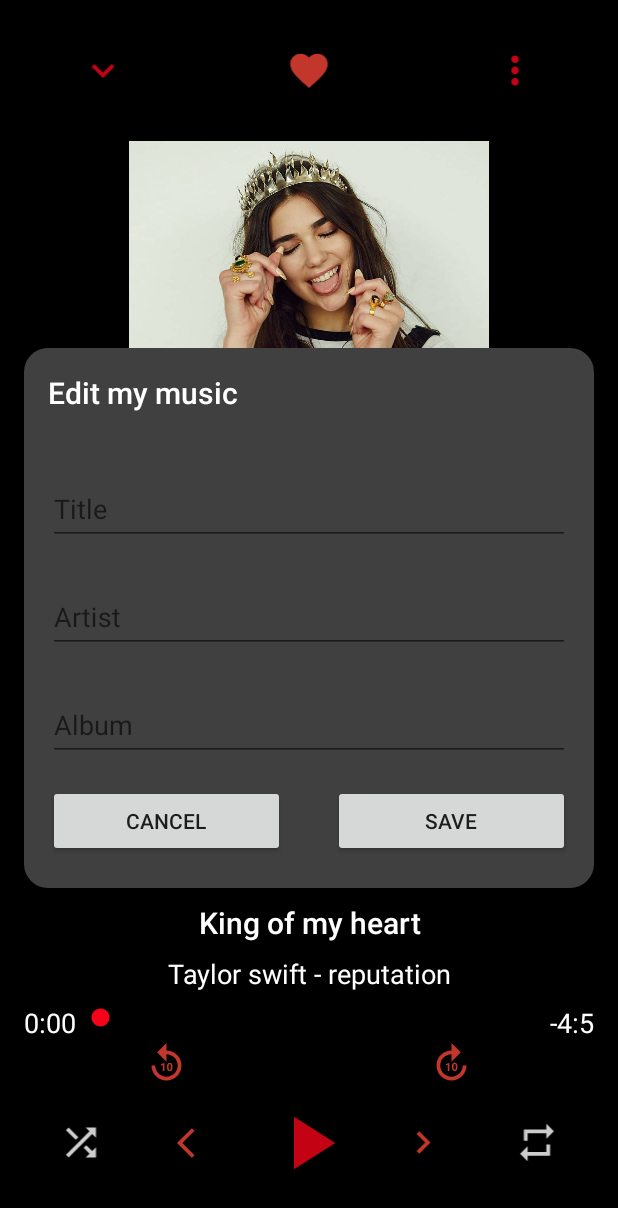
After one commit to Ahmed23Adel/MyMusic, an Android app: the fragment Edit_song placed in its activity, on a phone screen of 412 x 824 dp. The commit adds this screen. Shown: the top 1208 px of the screen. Run offline under Robolectric (Android 15) with nearby library versions, the phone set to English and light mode, and no system bars; our stand-ins replace RxJava; libraries missing offline, so code that uses them is left out: jp.wasabeef.glide; 11 statements that could not run were skipped.

Commit message:
Adding edit my song; for editing the title, album and artist

```diff
--- a/app/build.gradle
+++ b/app/build.gradle
@@ -82,8 +82,11 @@ dependencies {
     //sidebar scroll alphabetically
     implementation 'com.turingtechnologies.materialscrollbar:lib:3.+'
 
-    //Lombok
+    //Lombok for getter and setter injection
     compileOnly "org.projectlombok:lombok:1.18.12"
+
+    //for edit text
+    implementation 'com.google.android.material:material:1.1.0'
 
 
 }
--- /dev/null
+++ b/app/src/main/java/com/example/mymusic_final/Fragments/Edit_song.java
@@ -0,0 +1,113 @@
+package com.example.mymusic_final.Fragments;
+
+import android.content.ContentValues;
+import android.os.Bundle;
+
+import androidx.fragment.app.Fragment;
+
+import android.provider.MediaStore;
+import android.view.LayoutInflater;
+import android.view.View;
+import android.view.ViewGroup;
+import android.widget.Button;
+import android.widget.TextView;
+
+import com.example.mymusic_final.Pojo.Music_item;
+import com.example.mymusic_final.R;
+import com.example.mymusic_final.util.Stored_music;
+
+/**
+ * A simple {@link Fragment} subclass.
+ * Use the {@link Edit_song#newInstance} factory method to
+ * create an instance of this fragment.
+ */
+public class Edit_song extends Fragment {
+
+    // TODO: Rename parameter arguments, choose names that match
+    // the fragment initialization parameters, e.g. ARG_ITEM_NUMBER
+    private static final String ARG_PARAM1 = "param1";
+    private static final String ARG_PARAM2 = "param2";
+    private Music_item musicItem;
+    private OnCancel onCancel;
+
+    // TODO: Rename and change types of parameters
+    private String mParam1;
+    private String mParam2;
+
+    public Edit_song() {
+        // Required empty public constructor
+    }
+    public void setMusicItem(Music_item musicItem){
+        this.musicItem=musicItem;
+    }
+    /**
+     * Use this factory method to create a new instance of
+     * this fragment using the provided parameters.
+     *
+     * @param param1 Parameter 1.
+     * @param param2 Parameter 2.
+     * @return A new instance of fragment Edit_song.
+     */
+    // TODO: Rename and change types and number of parameters
+    public static Edit_song newInstance(String param1, String param2) {
+        Edit_song fragment = new Edit_song();
+        Bundle args = new Bundle();
+        args.putString(ARG_PARAM1, param1);
+        args.putString(ARG_PARAM2, param2);
+        fragment.setArguments(args);
+        return fragment;
+    }
+
+    @Override
+    public void onCreate(Bundle savedInstanceState) {
+        super.onCreate(savedInstanceState);
+        if (getArguments() != null) {
+            mParam1 = getArguments().getString(ARG_PARAM1);
+            mParam2 = getArguments().getString(ARG_PARAM2);
+        }
+    }
+
+    @Override
+    public View onCreateView(LayoutInflater inflater, ViewGroup container,
+                             Bundle savedInstanceState) {
+        // Inflate the layout for this fragment
+        View root=inflater.inflate(R.layout.fragment_edit_song, container, false);
+        TextView title=root.findViewById(R.id.title_editor);
+        TextView artist=root.findViewById(R.id.artist_editor);
+        TextView album=root.findViewById(R.id.album_editor);
+        Button save=root.findViewById(R.id.saveEdit);
+        Button cancel=root.findViewById(R.id.cancelEdit);
+
+        title.setText(musicItem.getMusic_title());
+        artist.setText(musicItem.getArtist());
+        album.setText(musicItem.getAlbumName());
+
+        save.setOnClickListener(new View.OnClickListener() {
+            @Override
+            public void onClick(View v) {
+                ContentValues content = new ContentValues();
+                content.put(MediaStore.Audio.Media.TITLE,title.getText().toString());
+                content.put(MediaStore.Audio.Media.ARTIST,artist.getText().toString());
+                content.put(MediaStore.Audio.Media.ALBUM,album.getText().toString());
+                Stored_music.updateAtId(getContext(),musicItem.get_ID(),content);
+            }
+        });
+
+        cancel.setOnClickListener(new View.OnClickListener() {
+            @Override
+            public void onClick(View v) {
+                onCancel.onCancelClicked();
+            }
+        });
+
+        return root;
+    }
+
+    public interface OnCancel{
+        void onCancelClicked();
+    }
+
+    public void setOnCancel(OnCancel onCancel) {
+        this.onCancel = onCancel;
+    }
+}
--- /dev/null
+++ b/app/src/main/res/drawable/rounded_gray.xml
@@ -0,0 +1,5 @@
+<?xml version="1.0" encoding="utf-8"?>
+<shape xmlns:android="http://schemas.android.com/apk/res/android">
+<solid android:color="@color/grey"/>
+<corners android:radius="16dp"/>
+</shape>
--- /dev/null
+++ b/app/src/main/res/drawable/rounded_white.xml
@@ -0,0 +1,5 @@
+<?xml version="1.0" encoding="utf-8"?>
+<shape xmlns:android="http://schemas.android.com/apk/res/android">
+    <solid android:color="#fff"/>
+    <corners android:radius="16dp"/>
+</shape>
--- a/app/src/main/res/layout/activity_music_details.xml
+++ b/app/src/main/res/layout/activity_music_details.xml
@@ -34,10 +34,11 @@
         android:visibility="gone"
         />
     <FrameLayout
-        android:layout_width="360dp"
+        android:layout_width="match_parent"
         android:layout_height="360dp"
         android:layout_gravity="center"
         android:id="@+id/detailsArea"
+        android:layout_margin="16dp"
         />
 
 
--- a/app/src/main/res/layout/content_music_details.xml
+++ b/app/src/main/res/layout/content_music_details.xml
@@ -114,7 +114,7 @@
         <TextView
             android:id="@+id/editor"
             style="@style/More_options"
-            android:text="@string/editor" />
+            android:text="@string/edit_my_music" />
 
         <TextView
             android:id="@+id/details"
--- a/app/src/main/res/layout/fragment_details_of_song.xml
+++ b/app/src/main/res/layout/fragment_details_of_song.xml
@@ -3,7 +3,7 @@
     xmlns:tools="http://schemas.android.com/tools"
     android:layout_width="match_parent"
     android:layout_height="match_parent"
-    android:background="@color/grey"
+    android:background="@drawable/rounded_gray"
     tools:context=".Fragments.Details_of_song">
 
     <androidx.core.widget.NestedScrollView
--- /dev/null
+++ b/app/src/main/res/layout/fragment_edit_song.xml
@@ -0,0 +1,78 @@
+<?xml version="1.0" encoding="utf-8"?>
+<FrameLayout xmlns:android="http://schemas.android.com/apk/res/android"
+    xmlns:tools="http://schemas.android.com/tools"
+    android:layout_width="match_parent"
+    android:layout_height="match_parent"
+    android:background="@drawable/rounded_gray"
+    tools:context=".Fragments.Edit_song">
+
+
+    <androidx.core.widget.NestedScrollView
+        android:layout_width="match_parent"
+        android:layout_height="match_parent">
+    <LinearLayout
+        android:layout_width="match_parent"
+        android:layout_height="match_parent"
+        android:orientation="vertical">
+
+        <TextView
+            android:layout_width="match_parent"
+            android:layout_height="wrap_content"
+            android:layout_margin="16dp"
+            android:text="@string/edit_my_music"
+            android:textAppearance="@style/TextAppearance.AppCompat.Title"
+            android:textColor="#fff" />
+
+        <com.google.android.material.textfield.TextInputLayout style="@style/editor_textInput">
+
+            <com.google.android.material.textfield.TextInputEditText
+                android:id="@+id/title_editor"
+                style="@style/editor_editText"
+                android:hint="@string/title" />
+        </com.google.android.material.textfield.TextInputLayout>
+
+
+        <com.google.android.material.textfield.TextInputLayout style="@style/editor_textInput">
+
+            <com.google.android.material.textfield.TextInputEditText
+                android:id="@+id/artist_editor"
+                style="@style/editor_editText"
+                android:hint="@string/artist" />
+        </com.google.android.material.textfield.TextInputLayout>
+
+        <com.google.android.material.textfield.TextInputLayout style="@style/editor_textInput">
+
+            <com.google.android.material.textfield.TextInputEditText
+                android:id="@+id/album_editor"
+                style="@style/editor_editText"
+                android:hint="@string/album" />
+        </com.google.android.material.textfield.TextInputLayout>
+
+
+        <LinearLayout
+            android:layout_width="match_parent"
+            android:layout_height="wrap_content"
+            android:orientation="horizontal">
+
+            <Button
+                android:layout_width="0dp"
+                android:layout_height="wrap_content"
+                android:layout_margin="16dp"
+                android:layout_weight="1"
+                android:text="@string/cancel"
+                android:id="@+id/cancelEdit"
+                />
+
+            <Button
+                android:layout_width="0dp"
+                android:layout_height="wrap_content"
+                android:layout_margin="16dp"
+                android:layout_weight="1"
+                android:text="@string/save"
+                android:id="@+id/saveEdit"
+                />
+        </LinearLayout>
+
+    </LinearLayout>
+    </androidx.core.widget.NestedScrollView>
+</FrameLayout>
--- a/app/src/main/res/values/strings.xml
+++ b/app/src/main/res/values/strings.xml
@@ -19,7 +19,7 @@
     <string name="editor">Editor</string>
     <string name="details">Details</string>
     <string name="title">Title</string>
-    <string name="artist">artist</string>
+    <string name="artist">Artist</string>
     <string name="album">Album</string>
     <string name="duration">Duration</string>
     <string name="file_path">File path</string>
@@ -38,4 +38,8 @@
     <string name="is_ringtone">is Ringtone</string>
     <string name="channels_count">Channels count</string>
     <string name="do_want_delete">Do you really want to delete this audio</string>
+    <string name="edit_my_song">Edit my song</string>
+    <string name="save">Save</string>
+    <string name="cancel">Cancel</string>
+    <string name="edit_my_music">Edit my music</string>
 </resources>
--- a/app/src/main/res/values/styles.xml
+++ b/app/src/main/res/values/styles.xml
@@ -39,4 +39,20 @@
         <item name="android:layout_marginStart">16dp</item>
         <item name="android:layout_marginEnd">16dp</item>
     </style>
+
+    <style name="editor_textInput">
+        <item name="android:layout_width">match_parent</item>
+        <item name="android:layout_height">wrap_content</item>
+        <item name="android:layout_marginTop">16dp</item>
+        <item name="android:layout_marginStart">16dp</item>
+        <item name="android:layout_marginEnd">16dp</item>
+    </style>
+    <style name="editor_editText">
+        <item name="android:layout_width">match_parent</item>
+        <item name="android:layout_height">match_parent</item>
+        <item name="android:textColor">#fff</item>
+        <item name="android:textColorHint">#fff</item>
+    </style>
+
+
 </resources>
```
Also changed, not shown: app/src/main/java/com/example/mymusic_final/View/MainActivity.java (+21 -2 lines), app/src/main/java/com/example/mymusic_final/View/Music_details.java (+64 -32 lines), app/src/main/java/com/example/mymusic_final/util/Stored_music.java (+7 -0 lines).
